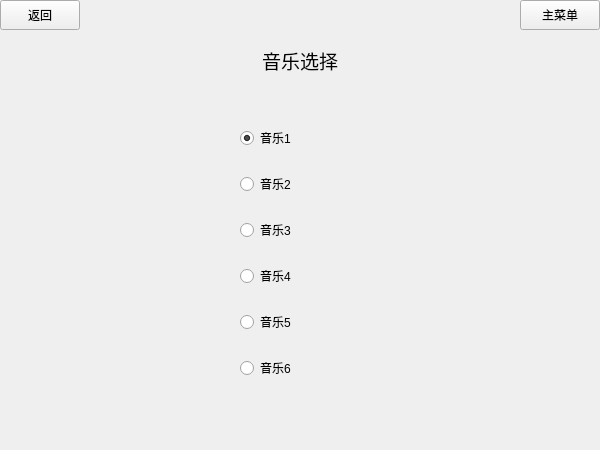
Before: the Qt Designer form musicsellect.ui in Flyame-debug/Tomato, drawn with Qt 5.
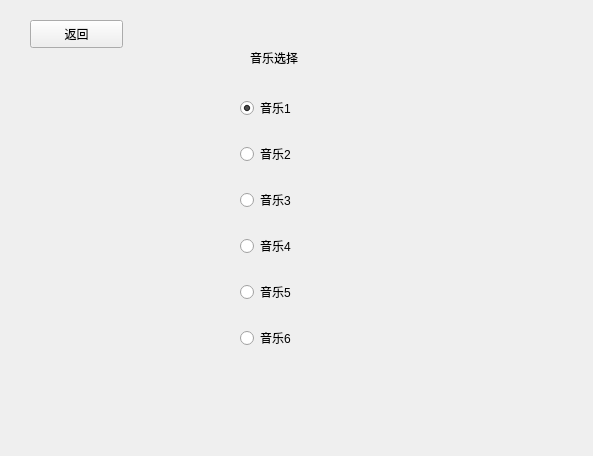
After: the same form once the commit is applied. Icons and pictures are not drawn.

What changed in the file:
```diff
--- a/musicsellect.ui
+++ b/musicsellect.ui
@@ -6,22 +6,10 @@
    <rect>
     <x>0</x>
     <y>0</y>
-    <width>600</width>
-    <height>450</height>
+    <width>593</width>
+    <height>456</height>
    </rect>
   </property>
-  <property name="minimumSize">
-   <size>
-    <width>600</width>
-    <height>450</height>
-   </size>
-  </property>
-  <property name="maximumSize">
-   <size>
-    <width>600</width>
-    <height>450</height>
-   </size>
-  </property>
   <property name="windowTitle">
    <string>Form</string>
   </property>
@@ -32,29 +20,21 @@
   <widget class="QLabel" name="label">
    <property name="geometry">
     <rect>
-     <x>200</x>
-     <y>40</y>
-     <width>200</width>
-     <height>40</height>
+     <x>250</x>
+     <y>50</y>
+     <width>72</width>
+     <height>15</height>
     </rect>
    </property>
-   <property name="font">
-    <font>
-     <pointsize>14</pointsize>
-    </font>
-   </property>
    <property name="text">
     <string>音乐选择</string>
    </property>
-   <property name="alignment">
-    <set>Qt::AlignCenter</set>
-   </property>
   </widget>
   <widget class="QWidget" name="verticalLayoutWidget">
    <property name="geometry">
     <rect>
      <x>240</x>
-     <y>110</y>
+     <y>80</y>
      <width>241</width>
      <height>291</height>
     </rect>
@@ -110,29 +90,16 @@
   <widget class="QPushButton" name="pushButton_3">
    <property name="geometry">
     <rect>
-     <x>0</x>
-     <y>0</y>
-     <width>80</width>
-     <height>30</height>
+     <x>30</x>
+     <y>20</y>
+     <width>93</width>
+     <height>28</height>
     </rect>
    </property>
    <property name="text">
     <string>返回</string>
    </property>
   </widget>
-  <widget class="QPushButton" name="pushButton">
-   <property name="geometry">
-    <rect>
-     <x>520</x>
-     <y>0</y>
-     <width>80</width>
-     <height>30</height>
-    </rect>
-   </property>
-   <property name="text">
-    <string>主菜单</string>
-   </property>
-  </widget>
  </widget>
  <resources/>
  <connections/>
```
